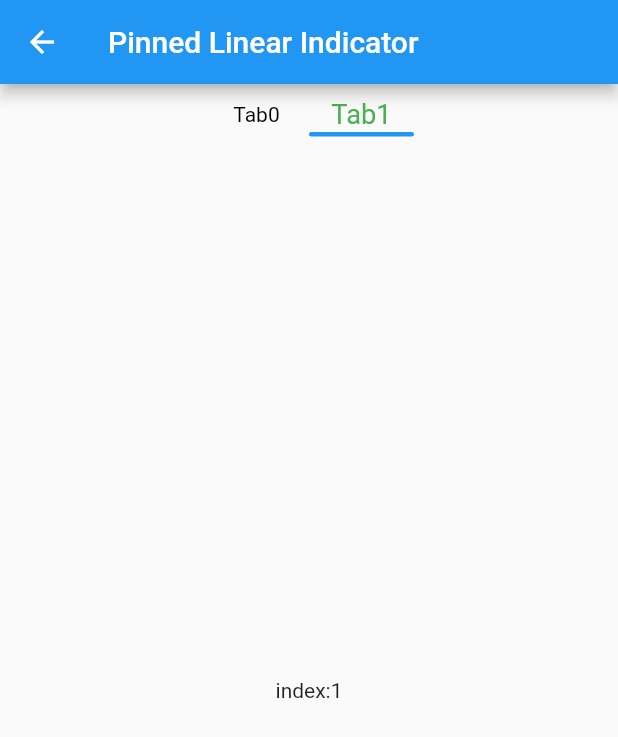
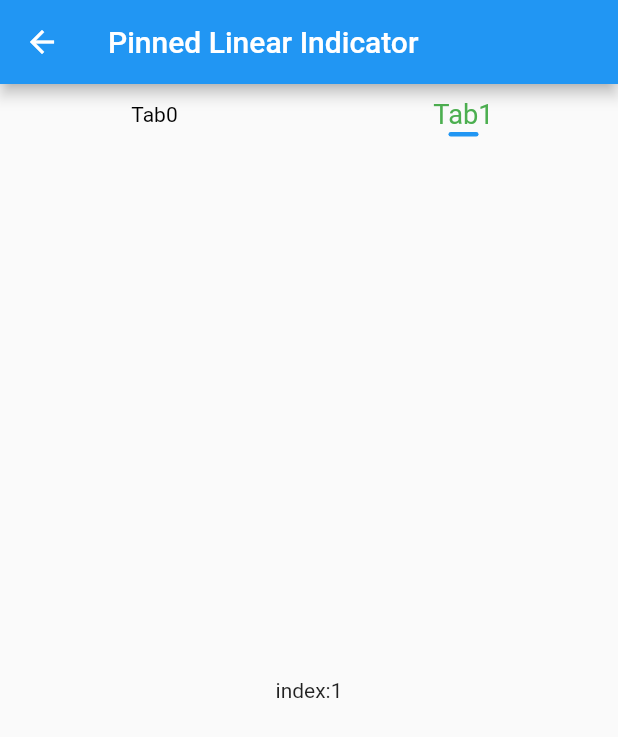
Before and after one commit to lazyee/flutter_custom_tab_bar, a Flutter app: the PinnedLinearTabBarPage screen opened directly, after a tap on an icon or button, on a phone screen of 412 x 824 dp. Shown: the top 737 px of the screen. Run offline on Flutter 3.47's test engine with Material 2 defaults, Android fonts, the phone set to English and light mode, and no system bars.

Commit message:
1. 修复发现的问题 2. 增加LinearIndicator的width参数

```diff
--- a/example/lib/linear_tab_bar_page.dart
+++ b/example/lib/linear_tab_bar_page.dart
@@ -11,8 +11,8 @@ class LinearTabBarPage extends StatefulWidget {
 }
 
 class _LinearTabBarPageState extends State<LinearTabBarPage> {
-  final int pageCount = 4;
-  final PageController _controller = PageController(initialPage: 3);
+  final int pageCount = 20;
+  final PageController _controller = PageController(initialPage: 10);
 
   Widget getTabbarChild(BuildContext context, int index) {
     return TabBarItem(
--- a/example/lib/pinned_linear_tab_bar_page.dart
+++ b/example/lib/pinned_linear_tab_bar_page.dart
@@ -46,12 +46,14 @@ class _PinnedLinearTabBarPageState extends State<PinnedLinearTabBarPage> {
             CustomTabBar(
                 builder: getTabbarChild,
                 pinned: true,
-                width: 140,
+                // width: 140,
+                height: 50,
                 pageController: pageController,
                 indicator: LinearIndicator(
                     color: Colors.blue,
                     height: 3,
                     bottom: 5,
+                    width: 20,
                     radius: BorderRadius.circular(2)),
                 itemCount: 2),
             Expanded(
--- a/lib/custom_tab_bar.dart
+++ b/lib/custom_tab_bar.dart
@@ -33,7 +33,7 @@ class CustomTabBar extends StatelessWidget {
   final PageController pageController;
   final CustomIndicator? indicator;
   final ValueChanged<int>? onTapItem;
-  final double? height;
+  final double height;
   final double? width;
   final Alignment alignment;
   final bool pinned;
@@ -43,17 +43,16 @@ class CustomTabBar extends StatelessWidget {
       {required this.builder,
       required this.itemCount,
       required this.pageController,
+      required this.height,
       this.onTapItem,
       this.indicator,
       this.tabBarController,
       this.width,
-      this.height,
       this.alignment = Alignment.center,
       this.pinned = false,
       this.controlJump = true,
       Key? key})
-      : assert(pinned == false || (pinned == true && width != null)),
-        super(key: key);
+      : super(key: key);
 
   @override
   Widget build(BuildContext context) {
@@ -79,7 +78,7 @@ class _CustomTabBar extends StatefulWidget {
   final PageController pageController;
   final CustomIndicator? indicator;
   final ValueChanged<int>? onTapItem;
-  final double? height;
+  final double height;
   final double? width;
   final Alignment alignment;
   final bool pinned;
@@ -90,17 +89,16 @@ class _CustomTabBar extends StatefulWidget {
       {required this.builder,
       required this.itemCount,
       required this.pageController,
+      required this.height,
       this.onTapItem,
       this.tabBarController,
       this.controlJump = true,
       this.indicator,
       this.width,
-      this.height,
       this.alignment = Alignment.center,
       this.pinned = false,
       Key? key})
-      : assert(pinned == false || (pinned == true && width != null)),
-        super(key: key);
+      : super(key: key);
 
   @override
   _CustomTabBarState createState() => _CustomTabBarState();
@@ -191,7 +189,6 @@ class _CustomTabBarState extends State<_CustomTabBar>
   @override
   Widget build(BuildContext context) {
     return Container(
-        alignment: widget.alignment,
         height: getViewportHeight(),
         width: getViewportWidth(),
         child: widget.pinned
@@ -233,8 +230,9 @@ class _CustomTabBarState extends State<_CustomTabBar>
           duration: kCustomerTabBarAnimDuration, curve: Curves.easeIn);
     }
     updateProgressByAnimation(currentIndex, index);
-    _tabBarController.scrollTargetToCenter(getViewportWidth() / 2, index,
-        sizeList, _scrollController, kCustomerTabBarAnimDuration);
+    _tabBarController.scrollTargetToCenter(
+        getViewportWidth() / 2, index, sizeList, _scrollController,
+        duration: kCustomerTabBarAnimDuration);
 
     widget.indicator?.indicatorScrollToIndex(
         index, sizeList, kCustomerTabBarAnimDuration, this, positionNotifier);
@@ -315,6 +313,12 @@ class _CustomTabBarState extends State<_CustomTabBar>
             setState(() {
               widget.indicator?.updateScrollIndicator(getCurrentPage, sizeList,
                   kCustomerTabBarAnimDuration, positionNotifier);
+
+              _tabBarController.scrollTargetToCenter(
+                  getViewportWidth() / 2,
+                  widget.pageController.initialPage,
+                  sizeList,
+                  _scrollController);
             });
           });
         },
@@ -408,7 +412,6 @@ class TabBarItemRowState extends State<TabBarItemRow> {
             )));
       }
     }
-
     return Row(children: widgetList);
   }
 }
--- a/lib/indicator/custom_indicator.dart
+++ b/lib/indicator/custom_indicator.dart
@@ -131,13 +131,9 @@ class CustomTabBarController {
   int lastIndex = 0;
 
   ///滚动目标索引的项到中间位置
-  void scrollTargetToCenter(
-    double tabCenterX,
-    int targetIndex,
-    List<Size>? sizeList,
-    ScrollController? scrollController,
-    Duration duration,
-  ) {
+  void scrollTargetToCenter(double tabCenterX, int targetIndex,
+      List<Size>? sizeList, ScrollController? scrollController,
+      {Duration? duration}) {
     if (targetIndex == lastIndex) return;
     var targetItemScrollX = getTargetItemScrollEndX(sizeList, targetIndex);
     var tabbarWidth = getTabbarWidth(sizeList);
@@ -157,8 +153,12 @@ class CustomTabBarController {
 
     lastIndex = targetIndex;
 
-    scrollController?.animateTo(animateToOffsetX,
-        duration: duration, curve: Curves.ease);
+    if (duration == null) {
+      scrollController?.jumpTo(animateToOffsetX);
+    } else {
+      scrollController?.animateTo(animateToOffsetX,
+          duration: duration, curve: Curves.easeIn);
+    }
   }
 
   double getTargetItemScrollEndX(List<Size>? sizeList, int index) {
--- a/lib/indicator/linear_indicator.dart
+++ b/lib/indicator/linear_indicator.dart
@@ -6,10 +6,20 @@ class LinearIndicator extends CustomIndicator {
   final double bottom;
   final BorderRadius? radius;
   final double height;
+  final double? width;
 
   LinearIndicator(
-      {required this.color, required this.bottom, this.height = 3, this.radius})
-      : super(bottom: bottom, color: color, height: height, radius: radius);
+      {required this.color,
+      required this.bottom,
+      this.height = 3,
+      this.radius,
+      this.width})
+      : super(
+            bottom: bottom,
+            color: color,
+            height: height,
+            radius: radius,
+            width: width);
 
   double getTabIndicatorCenterX(double width) {
     return width / 2;
@@ -25,12 +35,22 @@ class LinearIndicator extends CustomIndicator {
         getScrollTabbarItemInfo(scrollProgress, tabbarItemInfoList!);
     if (info.nextItemWidth == -1 && !info.isLast) return;
 
-    double left = info.currentItemScrollX -
-        info.currentItemWidth +
-        info.currentItemWidth * info.percent;
-    double right = info.tabbarWidth -
-        info.currentItemScrollX -
-        info.nextItemWidth * info.percent;
+    double left = 0;
+    double right = 0;
+    if (this.width == null) {
+      left = info.currentItemScrollEndX -
+          info.currentItemWidth +
+          info.currentItemWidth * info.percent;
+      right = info.tabbarWidth -
+          info.currentItemScrollEndX -
+          info.nextItemWidth * info.percent;
+    } else {
+      left = info.currentItemScrollEndX -
+          (info.currentItemWidth + this.width!) / 2 +
+          (info.currentItemWidth + info.nextItemWidth) / 2 * info.percent;
+
+      right = info.tabbarWidth - left - this.width!;
+    }
 
     notifier.value = IndicatorPosition(left, right);
   }
@@ -52,32 +72,39 @@ class LinearIndicator extends CustomIndicator {
       ValueNotifier<IndicatorPosition> notifier) {
     double left = notifier.value.left;
     double right = notifier.value.right;
-    double width = getTabbarWidth(sizeList) - right - left;
+    double width = this.width ?? getTabbarWidth(sizeList) - right - left;
+
     double targetLeft = getTargetItemScrollStartX(sizeList, index);
+
+    if (this.width != null) {
+      targetLeft = targetLeft +
+          (sizeList?[index].width ?? 0 - this.width!) / 2 -
+          this.width! / 2;
+    }
     if (targetLeft == left) return;
-
     _animationController =
         AnimationController(duration: duration, vsync: vsync);
-
     _animation =
         Tween(begin: left, end: targetLeft).animate(_animationController!);
 
     _animation.addListener(() {
-      double? rate = 0;
+      double rate = 0;
       double targetRight = 0;
       if (left > targetLeft) {
         rate = 1 - (targetLeft - _animation.value) / (targetLeft - left);
+      } else {
+        rate = (_animation.value - left) / (targetLeft - left);
+      }
+
+      if (this.width == null) {
         targetRight = getTabbarWidth(sizeList) -
             _animation.value -
             width -
             (sizeList![index].width - width) * rate;
       } else {
-        rate = (_animation.value - left) / (targetLeft - left);
-        targetRight = getTabbarWidth(sizeList) -
-            _animation.value -
-            width -
-            (sizeList![index].width - width) * rate!;
+        targetRight = getTabbarWidth(sizeList) - _animation.value - width;
       }
+
       notifier.value = IndicatorPosition(_animation.value, targetRight);
     });
     _animationController!.forward();
--- a/lib/indicator/round_indicator.dart
+++ b/lib/indicator/round_indicator.dart
@@ -36,17 +36,16 @@ class RoundIndicator extends CustomIndicator {
     double left = 0;
     double right = 0;
 
-    left = info.currentItemScrollX -
+    left = info.currentItemScrollEndX -
         info.currentItemWidth +
         info.currentItemWidth * info.percent;
     right = info.tabbarWidth -
-        info.currentItemScrollX -
+        info.currentItemScrollEndX -
         info.nextItemWidth * info.percent;
 
     lastScrollProgress = scrollProgress;
 
     notifier.value = IndicatorPosition(left, right);
-    // print(notifier.value);
   }
 
   AnimationController? _animationController;
--- a/lib/indicator/standard_indicator.dart
+++ b/lib/indicator/standard_indicator.dart
@@ -40,20 +40,20 @@ class StandardIndicator extends CustomIndicator {
     double right = 0;
 
     if (info.percent <= 0.5) {
-      left = info.currentItemScrollX - (info.currentItemWidth + width) * 0.5;
+      left = info.currentItemScrollEndX - (info.currentItemWidth + width) * 0.5;
       right = info.tabbarWidth -
-          info.currentItemScrollX +
+          info.currentItemScrollEndX +
           info.currentItemWidth * (0.5 - info.percent) -
           width * 0.5 -
           info.nextItemWidth * info.percent;
     } else {
-      left = info.currentItemScrollX -
+      left = info.currentItemScrollEndX -
           width * 0.5 -
           info.nextItemWidth * (0.5 - info.percent) -
           info.currentItemWidth * (1 - info.percent);
 
       right = info.tabbarWidth -
-          info.currentItemScrollX -
+          info.currentItemScrollEndX -
           (info.nextItemWidth + width) * 0.5;
     }
     notifier.value = IndicatorPosition(left, right);
--- a/lib/models.dart
+++ b/lib/models.dart
@@ -3,7 +3,7 @@ class ScrollItemInfo {
   final double nextItemWidth;
   final int currentIndex;
   final double currentItemWidth;
-  final double currentItemScrollX;
+  final double currentItemScrollEndX;
   final double tabbarWidth;
   final int tabsLength;
 
@@ -11,7 +11,7 @@ class ScrollItemInfo {
 
   const ScrollItemInfo.obtain(
       this.currentIndex,
-      this.currentItemScrollX,
+      this.currentItemScrollEndX,
       this.currentItemWidth,
       this.nextItemWidth,
       this.percent,
--- a/pubspec.yaml
+++ b/pubspec.yaml
@@ -1,6 +1,6 @@
 name: flutter_custom_tab_bar
 description: custom tab bar.
-version: 1.1.3
+version: 1.1.4
 homepage: https://github.com/lazyee/flutter_custom_tab_bar
 
 environment:
```
Also changed, not shown: example/pubspec.lock, 1 other file.
